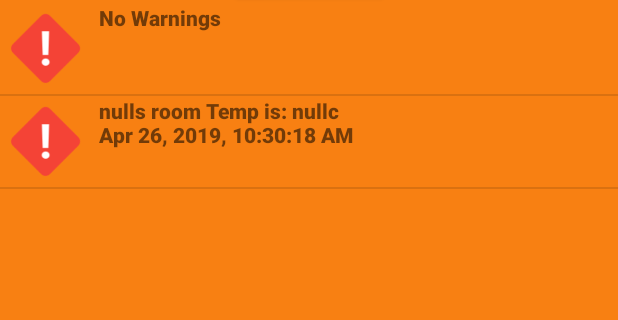
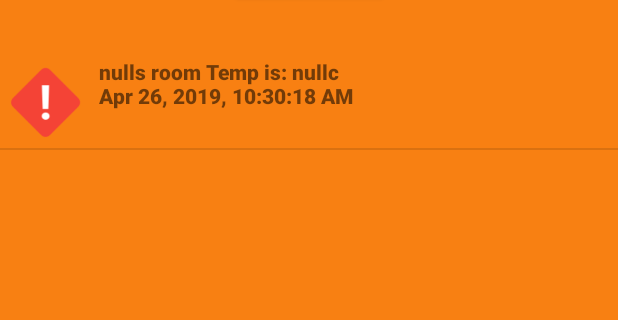
Before and after one commit to pkinsella32/BabyMate, an Android app: the Message screen opened directly, with no data from a screen before it, on a phone screen of 412 x 824 dp, the part 347-667 px from its top. Run offline under Robolectric (Android 15) with nearby library versions, the phone set to English and light mode, and no system bars; our stand-ins replace Firebase (no records; nobody signed in at launch, a user with empty details on screens opened directly); 3 statements that could not run were skipped.

Commit message:
Warning Counter fixes#3

```diff
--- a/app/src/main/java/com/pkinsellaweb/babyMate/Message.java
+++ b/app/src/main/java/com/pkinsellaweb/babyMate/Message.java
@@ -145,7 +145,7 @@ public class Message extends AppCompatActivity  {
                         String mydate = java.text.DateFormat.getDateTimeInstance().format(Calendar.getInstance().getTime());
                         Integer lightValue = dataSnapshot.getValue(Integer.class);
 
-                  if ((lightValue) > 200) {
+                        if ((lightValue) > 100) {
                             if (mMessage.contains(lightValue)) {
                                 Log.d("TAG", "No Need" + lightValue);
                             } else {
@@ -202,12 +202,145 @@ public class Message extends AppCompatActivity  {
                         Log.w("TAG", "Failed to read value");
                     }
 
-
                 });
 
-      if(mMessage.size()< 1){
-          mMessage.add("No Warnings");
-      }
+//          FirebaseDatabase database = FirebaseDatabase.getInstance();
+//          DatabaseReference myRefTemp = database.getReference("Temp");
+//          DatabaseReference myRefHumid = database.getReference("Humid");
+//          DatabaseReference myRefSound = database.getReference("Sound");
+//          DatabaseReference myRefLight = database.getReference("Light");
+//          DatabaseReference myRefMovement = database.getReference("Movement");
+//          DatabaseReference myRefName = database.getReference("Name");
+////        DatabaseReference myRefBestTemp = database.getReference("BestTemp");
+//          DatabaseReference myRefWarning = database.getReference("Warning");
+//
+//          myRefName.addValueEventListener(new ValueEventListener() {
+//              @Override
+//              public void onDataChange(@NonNull DataSnapshot dataSnapshot) {
+//                  babyName = dataSnapshot.getValue(String.class);
+//                  Log.w("TAG", babyName);
+//              }
+//
+//              @Override
+//              public void onCancelled(@NonNull DatabaseError databaseError) {
+//                  Log.w("TAG", "Failed to read value");
+//              }
+//          });
+//
+//
+//          myRefMovement.addValueEventListener(new ValueEventListener() {
+//              @Override
+//              public void onDataChange(@NonNull DataSnapshot dataSnapshot) {
+//
+//                  String mydate = java.text.DateFormat.getDateTimeInstance().format(Calendar.getInstance().getTime());
+//                  Integer movementValue = dataSnapshot.getValue(Integer.class);
+//
+//                  ((CustomAdapter) myAdapter).notifyDataSetChanged();
+//                  if ((movementValue) > 50) {
+//
+//                      mMessage.add("Movement Detected in " + babyName + "room " + mydate);
+//                      // itemCount++;
+//
+//                  }
+//              }
+//
+//              @Override
+//              public void onCancelled(@NonNull DatabaseError databaseError) {
+//                  Log.w("TAG", "Failed to read value");
+//              }
+//          });
+//
+//
+//          myRefTemp.addValueEventListener(new ValueEventListener() {
+//
+//              @Override
+//              public void onDataChange(DataSnapshot dataSnapshot) {
+//                  String mydate = java.text.DateFormat.getDateTimeInstance().format(Calendar.getInstance().getTime());
+//                  Integer tempValue = dataSnapshot.getValue(Integer.class);
+//                  Integer bestTemp = 18;
+//
+//                  if ((tempValue) != bestTemp) {
+//                      mMessage.add(babyName + "s" + " room Temp is: " + tempValue + "c" + " \n" + mydate);
+//                      //itemCount++;
+//                      ((CustomAdapter) myAdapter).notifyDataSetChanged();
+//                  }
+//              }
+//
+//              @Override
+//              public void onCancelled(DatabaseError databaseError) {
+//                  Log.w("TAG", "Failed to read value");
+//              }
+//          });
+//
+//          myRefLight.addValueEventListener(new ValueEventListener() {
+//              @Override
+//              public void onDataChange(DataSnapshot dataSnapshot) {
+//                  String mydate = java.text.DateFormat.getDateTimeInstance().format(Calendar.getInstance().getTime());
+//                  Integer lightValue = dataSnapshot.getValue(Integer.class);
+//
+//                  if ((lightValue) > 200) {
+//                      if (mMessage.contains(lightValue)) {
+//                          Log.d("TAG", "No Need" + lightValue);
+//                      } else {
+//                          mMessage.add("The Room is to Bright for ");
+//                          //  itemCount++;
+//                          mMessage.add("The Room Light Levels are to High: " + lightValue + " \n" + mydate);
+//                          // itemCount++;
+//                          ((CustomAdapter) myAdapter).notifyDataSetChanged();
+//                      }
+//
+//                  }
+//
+//              }
+//
+//              @Override
+//              public void onCancelled(DatabaseError databaseError) {
+//                  Log.w("TAG", "Failed to read value");
+//              }
+//          });
+//
+//          myRefSound.addValueEventListener(new ValueEventListener() {
+//              @Override
+//              public void onDataChange(DataSnapshot dataSnapshot) {
+//                  String mydate = java.text.DateFormat.getDateTimeInstance().format(Calendar.getInstance().getTime());
+//                  Integer soundValue = dataSnapshot.getValue(Integer.class);
+//
+//                  Log.d("TAG", "itemTest");
+//                  if ((soundValue) > 250) {
+//                      if (mMessage.contains(soundValue)) {
+//                          Log.d("TAG", "No Need" + soundValue);
+//                      } else {
+//                          mMessage.add("Sound Levels are High");
+//                          // itemCount++;
+//                          mMessage.add("The Room Sound Levels are: " + soundValue + " \n" + mydate);
+//                          // itemCount++;
+//                      }
+//                      Log.w("TAG", "test");
+//                      mMessage.add("Sound Levels are High");
+//                      // itemCount++;
+//                      mMessage.add("The Room Sound Levels are: " + soundValue + " \n" + mydate);
+//                      //itemCount++;
+//
+//
+//                  }
+//
+//                  ((CustomAdapter) myAdapter).notifyDataSetChanged();
+//
+//
+//              }
+//
+//
+//              @Override
+//              public void onCancelled(DatabaseError databaseError) {
+//                  Log.w("TAG", "Failed to read value");
+//              }
+//
+//
+//          });
+
+//      if(mMessage.size()==0){
+//          mMessage.add("No Warnings");
+//      }
 
 
       button.setOnClickListener(new View.OnClickListener() {
@@ -219,6 +352,7 @@ public class Message extends AppCompatActivity  {
               DatabaseReference myRefWarning = database.getReference("Warning");
               myRefWarning.setValue(itemCount);
               mMessage.clear();
+              mMessage.add("No Warnings Left!");
               ((CustomAdapter) myAdapter).notifyDataSetChanged();
 
           }
--- a/app/src/main/res/layout/activity_message.xml
+++ b/app/src/main/res/layout/activity_message.xml
@@ -27,7 +27,7 @@
         android:layout_width="wrap_content"
         android:layout_height="wrap_content"
         android:layout_marginTop="125dp"
-        android:layout_marginBottom="4dp"
+        android:layout_marginBottom="40dp"
         android:background="@drawable/my_button"
         android:text="@string/clear_messages"
         android:textColor="@color/cardview_light_background"
```
Lines whose indentation alone changed are shown as unchanged.
